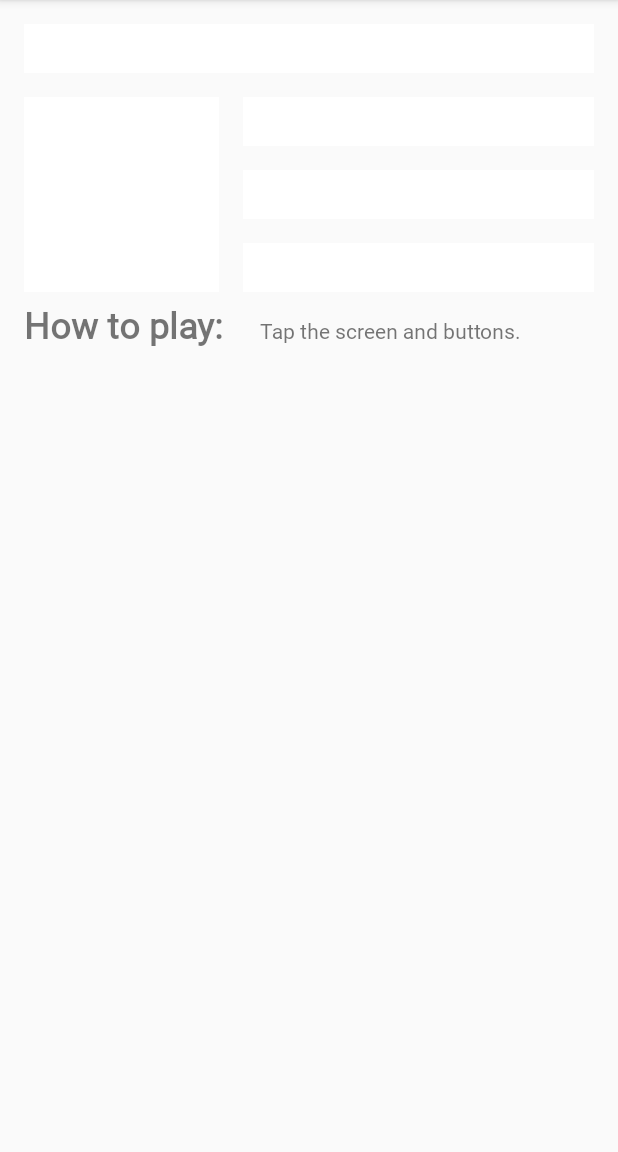
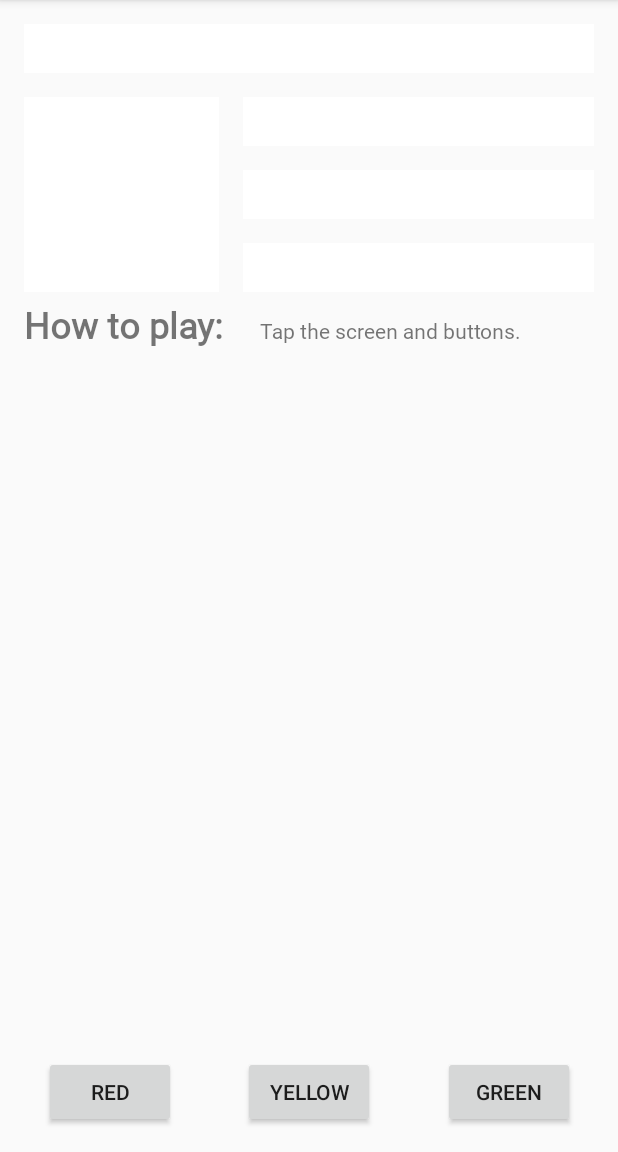
Before and after one commit to maisorawit/ColorMyViews, an Android app: the screen it shows after launch (MainActivity), on a phone screen of 412 x 824 dp, the part 84-1236 px from its top. Run offline under Robolectric (Android 15) with nearby library versions, the phone set to English and light mode, and no system bars.

Commit message:
Red Yellow Green

```diff
--- a/app/src/main/java/buu/informatics/s59160135/colormyviews/MainActivity.kt
+++ b/app/src/main/java/buu/informatics/s59160135/colormyviews/MainActivity.kt
@@ -5,6 +5,7 @@ import androidx.appcompat.app.AppCompatActivity
 import android.os.Bundle
 import android.view.View
 import android.widget.TextView
+import kotlinx.android.synthetic.main.activity_main.*
 
 class MainActivity : AppCompatActivity() {
 
@@ -23,6 +24,11 @@ class MainActivity : AppCompatActivity() {
             R.id.box_three_text -> view.setBackgroundColor(Color.BLUE)
             R.id.box_four_text -> view.setBackgroundColor(Color.MAGENTA)
             R.id.box_five_text -> view.setBackgroundColor(Color.BLUE)
+
+            R.id.red_button -> box_three_text.setBackgroundResource(R.color.my_red)
+            R.id.yellow_button -> box_four_text.setBackgroundResource(R.color.my_yellow)
+            R.id.green_button -> box_five_text.setBackgroundResource(R.color.my_green)
+
             else -> view.setBackgroundColor(Color.LTGRAY)
         }
     }
@@ -35,17 +41,25 @@ class MainActivity : AppCompatActivity() {
         val boxFourText = findViewById<TextView>(R.id.box_four_text)
         val boxFiveText = findViewById<TextView>(R.id.box_five_text)
 
+
         val rootConstraintLayout = findViewById<View>(R.id.constraint_layout)
+
+        val redButton = findViewById<TextView>(R.id.red_button)
+        val greenButton = findViewById<TextView>(R.id.green_button)
+        val yellowButton = findViewById<TextView>(R.id.yellow_button)
+
 
         val clickableViews: List<View> =
             listOf(boxOneText, boxTwoText, boxThreeText,
-                boxFourText, boxFiveText, rootConstraintLayout)
+                boxFourText, boxFiveText, rootConstraintLayout,
+                redButton, greenButton, yellowButton)
         for (item in clickableViews) {
             item.setOnClickListener { makeColored(it) }
-    }
-
-}
+        }
 
 
 
+
+
+    }
 }
--- a/app/src/main/res/layout/activity_main.xml
+++ b/app/src/main/res/layout/activity_main.xml
@@ -70,5 +70,31 @@
             app:layout_constraintEnd_toEndOf="parent" android:layout_marginEnd="16dp"
             android:layout_marginTop="16dp"
             app:layout_constraintTop_toBottomOf="@+id/box_two_text"/>
+    <Button
+            android:text="@string/button_red"
+            android:layout_width="wrap_content"
+            android:layout_height="wrap_content"
+            android:id="@+id/red_button"
+            app:layout_constraintBaseline_toBaselineOf="@+id/yellow_button"
+            app:layout_constraintStart_toStartOf="parent" app:layout_constraintHorizontal_bias="0.5"
+            app:layout_constraintEnd_toStartOf="@+id/yellow_button"/>
+    <Button
+            android:text="@string/button_yellow"
+            android:layout_width="wrap_content"
+            android:layout_height="wrap_content"
+            android:id="@+id/yellow_button"
+            app:layout_constraintStart_toEndOf="@+id/red_button" app:layout_constraintHorizontal_bias="0.5"
+            app:layout_constraintEnd_toStartOf="@+id/green_button" android:layout_marginTop="16dp"
+            app:layout_constraintTop_toBottomOf="@+id/info_text" android:layout_marginBottom="16dp"
+            app:layout_constraintBottom_toBottomOf="parent" app:layout_constraintVertical_bias="1.0"
+            android:layout_marginStart="16dp" android:layout_marginEnd="16dp"/>
+    <Button
+            android:text="@string/button_green"
+            android:layout_width="wrap_content"
+            android:layout_height="wrap_content"
+            android:id="@+id/green_button"
+            app:layout_constraintBaseline_toBaselineOf="@+id/yellow_button"
+            app:layout_constraintStart_toEndOf="@+id/yellow_button" app:layout_constraintHorizontal_bias="0.5"
+            app:layout_constraintEnd_toEndOf="parent"/>
 
 </androidx.constraintlayout.widget.ConstraintLayout>
--- a/app/src/main/res/values/colors.xml
+++ b/app/src/main/res/values/colors.xml
@@ -3,4 +3,8 @@
     <color name="colorPrimary">#008577</color>
     <color name="colorPrimaryDark">#00574B</color>
     <color name="colorAccent">#D81B60</color>
+    <color name="my_green">#12C700</color>
+    <color name="my_red">#E54304</color>
+    <color name="my_yellow">#FFC107</color>
+
 </resources>
--- a/app/src/main/res/values/strings.xml
+++ b/app/src/main/res/values/strings.xml
@@ -7,4 +7,7 @@
     <string name="box_five">Box Five</string>
     <string name="how_to_play">How to play:</string>
     <string name="tap_the_boxes_and_buttons">Tap the screen and buttons.</string>
+    <string name="button_red">REd</string>
+    <string name="button_yellow">YELLOW</string>
+    <string name="button_green">GREEN</string>
 </resources>
```
